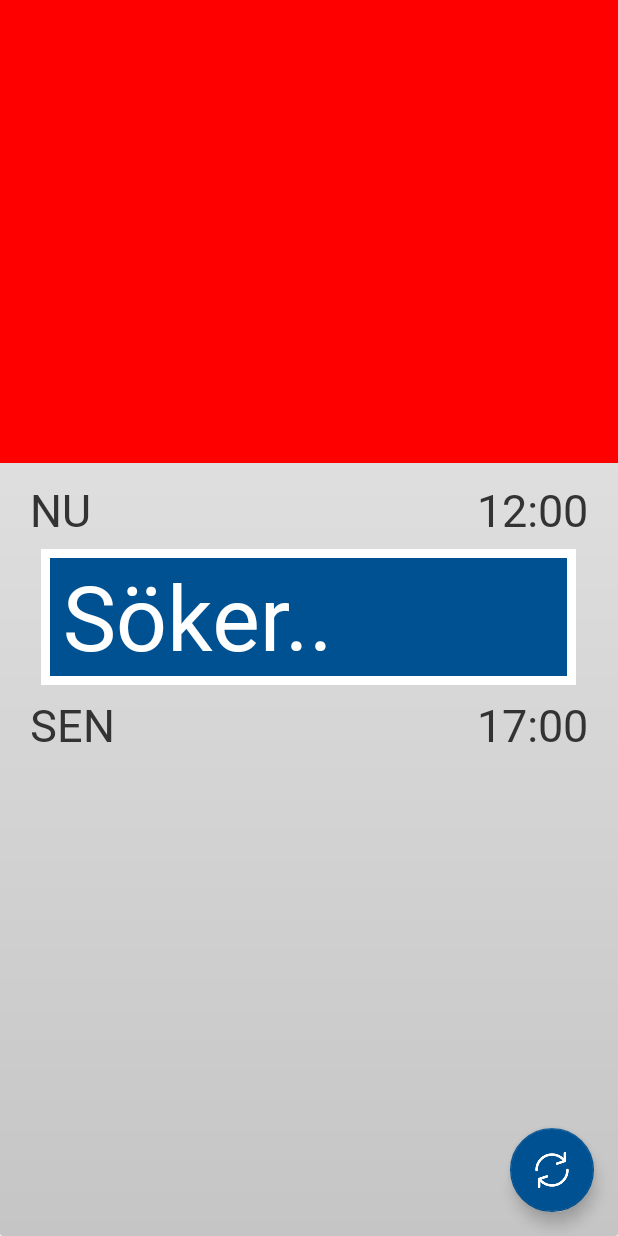
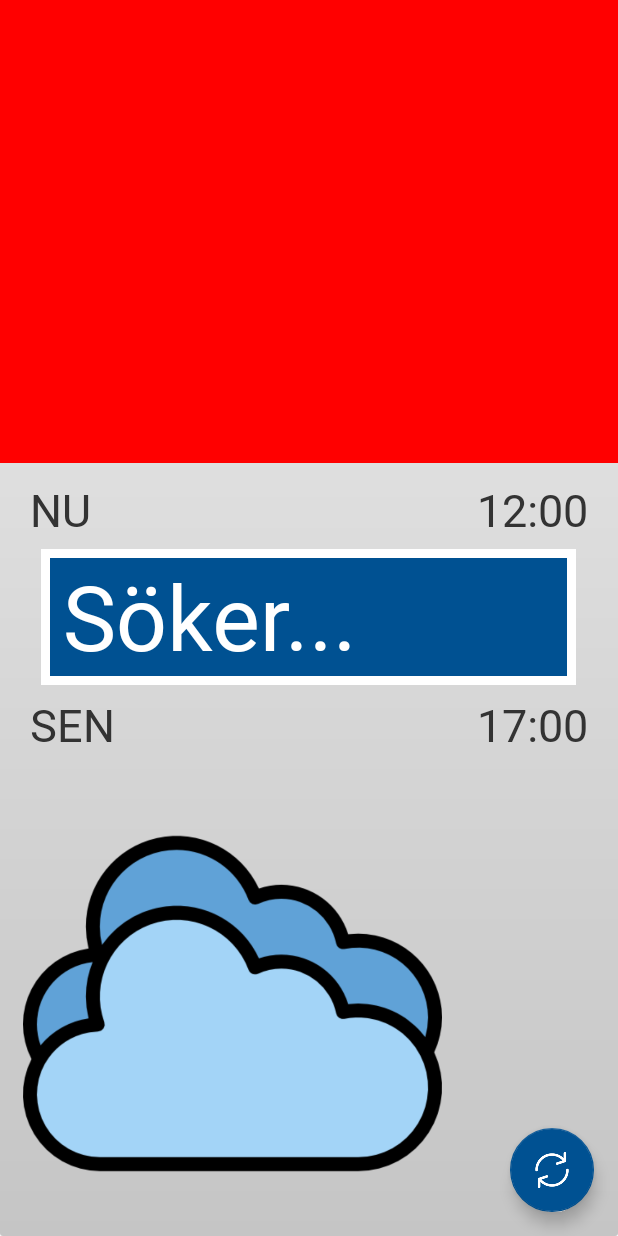
Before and after one commit to Bjorkgren/NuSen, an Android app: the screen it shows after launch (MainActivity), on a phone screen of 412 x 824 dp. Run offline under Robolectric (Android 15) with nearby library versions, the light colour scheme and no system bars.

Commit message:
added some weather graphics

```diff
--- a/app/src/main/res/layout/activity_main.xml
+++ b/app/src/main/res/layout/activity_main.xml
@@ -103,7 +103,7 @@
         <LinearLayout
             android:layout_width="match_parent"
             android:layout_height="0dp"
-            android:layout_weight="7"
+            android:layout_weight="1"
             android:orientation="horizontal">
 
             <TextView
@@ -136,7 +136,37 @@
 
         </LinearLayout>
 
+        <android.support.constraint.ConstraintLayout
+            android:layout_width="match_parent"
+            android:layout_height="0dp"
+            android:layout_weight="6">
+
+            <ImageView
+                android:layout_margin="15sp"
+                android:layout_width="wrap_content"
+                android:layout_height="0dp"
+                android:scaleType="fitStart"
+                android:src="@drawable/clean_mulet_2"
+                app:layout_constraintLeft_toLeftOf="parent"
+                app:layout_constraintTop_toTopOf="parent"
+                app:layout_constraintBottom_toBottomOf="parent"/>
+
+        </android.support.constraint.ConstraintLayout>
+
         <!-- add SEN weather box here... -->
+
+        <!--
+        INTE DESSA regndroppar: <div>Icons made by <a href="https://www.flaticon.com/authors/freepik" title="Freepik">Freepik</a> from <a href="https://www.flaticon.com/"             title="Flaticon">www.flaticon.com</a></div>
+        INTE DENNA solen: <div>Icons made by <a href="https://www.flaticon.com/authors/freepik" title="Freepik">Freepik</a> from <a href="https://www.flaticon.com/"             title="Flaticon">www.flaticon.com</a></div>
+        moln: <div>Icons made by <a href="https://www.flaticon.com/authors/freepik" title="Freepik">Freepik</a> from <a href="https://www.flaticon.com/"             title="Flaticon">www.flaticon.com</a></div>
+        finare solen: <div>Icons made by <a href="https://www.flaticon.com/authors/freepik" title="Freepik">Freepik</a> from <a href="https://www.flaticon.com/"             title="Flaticon">www.flaticon.com</a></div>
+        finare regnet: <div>Icons made by <a href="https://www.flaticon.com/authors/freepik" title="Freepik">Freepik</a> from <a href="https://www.flaticon.com/"             title="Flaticon">www.flaticon.com</a></div>
+
+        regn clean: <div>Icons made by <a href="https://www.flaticon.com/authors/iconixar" title="iconixar">iconixar</a> from <a href="https://www.flaticon.com/"             title="Flaticon">www.flaticon.com</a></div>
+        mulet clean: <div>Icons made by <a href="https://www.flaticon.com/authors/iconixar" title="iconixar">iconixar</a> from <a href="https://www.flaticon.com/"             title="Flaticon">www.flaticon.com</a></div>
+        sol clean: <div>Icons made by <a href="https://www.flaticon.com/authors/iconixar" title="iconixar">iconixar</a> from <a href="https://www.flaticon.com/"             title="Flaticon">www.flaticon.com</a></div>
+        moln+sol clean: <div>Icons made by <a href="https://www.flaticon.com/authors/iconixar" title="iconixar">iconixar</a> from <a href="https://www.flaticon.com/"             title="Flaticon">www.flaticon.com</a></div>
+        -->
 
     </LinearLayout>
 
```
Also changed, not shown: app/src/main/res/drawable/clean_halvklart.png (added), app/src/main/res/drawable/clean_halvklart_2.png (added), app/src/main/res/drawable/clean_mulet.png (added), app/src/main/res/drawable/clean_mulet_2.png (added), app/src/main/res/drawable/clean_regn.png (added), app/src/main/res/drawable/clean_regn_2.png (added), app/src/main/res/drawable/clean_sol.png (added), app/src/main/res/drawable/clean_sol_2.png (added).
